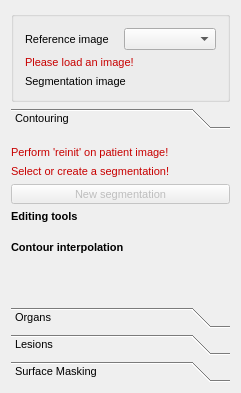
This is Modules/Bundles/org.mitk.gui.qt.segmentation/src/internal/QmitkSegmentationControls.ui in MITK/MITK as Qt 5 draws it before an edit. The edited form follows.
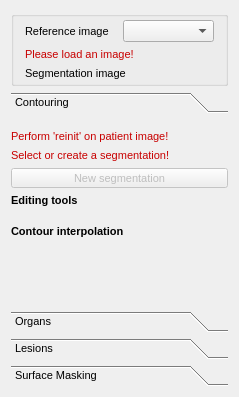
This is the edited form. Icons and pictures are not drawn. Custom widgets are drawn as their Qt base class.

Commit message: FIX (#5736): reduced the margin of the widget containing the QmitkImageSeelctionComboBox

What changed in the file:
```diff
--- a/Modules/Bundles/org.mitk.gui.qt.segmentation/src/internal/QmitkSegmentationControls.ui
+++ b/Modules/Bundles/org.mitk.gui.qt.segmentation/src/internal/QmitkSegmentationControls.ui
@@ -6,8 +6,8 @@
    <rect>
     <x>0</x>
     <y>0</y>
-    <width>241</width>
-    <height>393</height>
+    <width>239</width>
+    <height>397</height>
    </rect>
   </property>
   <property name="minimumSize">
@@ -37,6 +37,12 @@
       <string/>
      </property>
      <layout class="QVBoxLayout" name="verticalLayout_3">
+      <property name="topMargin">
+       <number>3</number>
+      </property>
+      <property name="bottomMargin">
+       <number>3</number>
+      </property>
       <item>
        <layout class="QHBoxLayout" name="horizontalLayout">
         <item>
@@ -204,8 +210,8 @@
        <rect>
         <x>0</x>
         <y>0</y>
-        <width>223</width>
-        <height>176</height>
+        <width>221</width>
+        <height>187</height>
        </rect>
       </property>
       <attribute name="icon">
```
Left out of the diff: 10 changed lines with no effect on the pictures.
